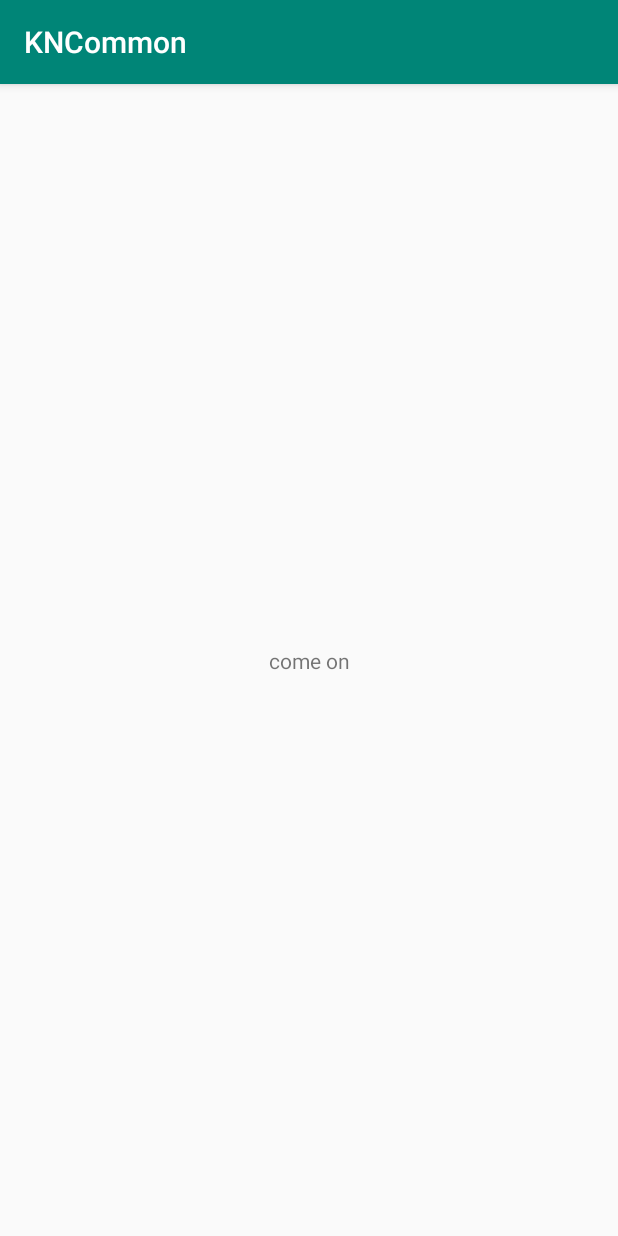
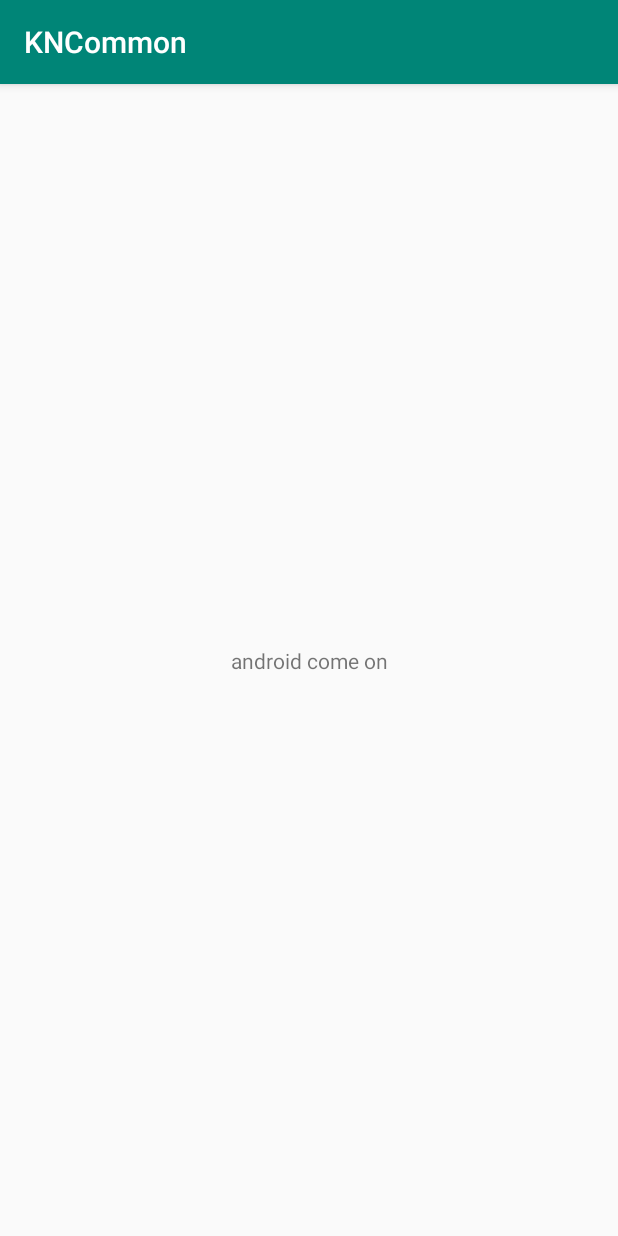
Before and after one commit to frendyxzc/KNCommon, an Android app: the screen it shows after launch (MainActivity), after a tap on an icon or button, on a phone screen of 412 x 824 dp. Run offline under Robolectric (Android 15) with nearby library versions, the phone set to English and light mode, and no system bars.

Commit message:
update demo of callback

```diff
--- a/app/src/main/java/vip/frendy/kncommon/MainActivity.kt
+++ b/app/src/main/java/vip/frendy/kncommon/MainActivity.kt
@@ -14,9 +14,9 @@ class MainActivity : AppCompatActivity() {
 
         tv_tips.text = createApplicationScreenMessage("hehe")
         tv_tips.setOnClickListener {
-            talkWithCallback {
-                tv_tips.text = "come on"
-            }
+            talkWithCallback("android", say = {
+                tv_tips.text = "$it come on"
+            })
         }
     }
 }
--- a/common/src/commonMain/kotlin/common.kt
+++ b/common/src/commonMain/kotlin/common.kt
@@ -6,6 +6,6 @@ fun createApplicationScreenMessage(tips: String): String {
     return "KN $tips on ${platformName()}"
 }
 
-fun talkWithCallback(say: () -> Unit) {
-    say()
+fun talkWithCallback(name: String, say: (word: String) -> Unit) {
+    say(name)
 }
```
Also changed, not shown: 3 other files.
